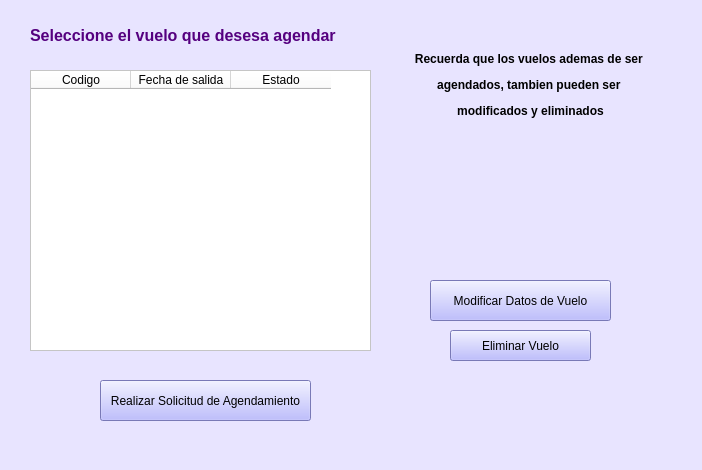
This is Interfaces Aeropuerto/agendamientoVuelos.ui in vanesagustin98/Aerocamp as Qt 5 draws it before an edit. The edited form follows.
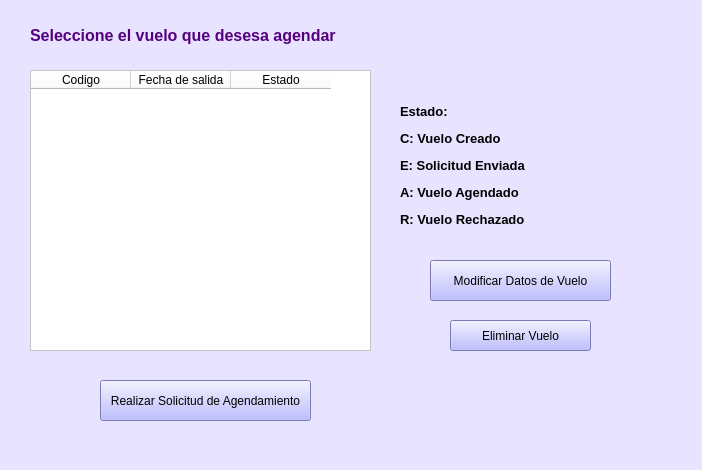
This is the edited form. Icons and pictures are not drawn.

```diff
--- a/Interfaces Aeropuerto/agendamientoVuelos.ui
+++ b/Interfaces Aeropuerto/agendamientoVuelos.ui
@@ -463,7 +463,7 @@
    <property name="geometry">
     <rect>
      <x>430</x>
-     <y>280</y>
+     <y>260</y>
      <width>181</width>
      <height>41</height>
     </rect>
@@ -482,7 +482,7 @@
    <property name="geometry">
     <rect>
      <x>450</x>
-     <y>330</y>
+     <y>320</y>
      <width>141</width>
      <height>31</height>
     </rect>
@@ -520,10 +520,10 @@
   <widget class="QLabel" name="label_2">
    <property name="geometry">
     <rect>
-     <x>460</x>
-     <y>130</y>
+     <x>560</x>
+     <y>100</y>
      <width>121</width>
-     <height>141</height>
+     <height>121</height>
     </rect>
    </property>
    <property name="text">
@@ -537,13 +537,13 @@
    <property name="geometry">
     <rect>
      <x>400</x>
-     <y>50</y>
-     <width>261</width>
-     <height>71</height>
+     <y>100</y>
+     <width>151</width>
+     <height>131</height>
     </rect>
    </property>
    <property name="text">
-    <string>&lt;html&gt;&lt;head/&gt;&lt;body&gt;&lt;p align=&quot;center&quot;&gt;&lt;span style=&quot; font-size:9pt; font-weight:600;&quot;&gt;Recuerda que los vuelos ademas de ser &lt;/span&gt;&lt;/p&gt;&lt;p align=&quot;center&quot;&gt;&lt;span style=&quot; font-size:9pt; font-weight:600;&quot;&gt;agendados, tambien pueden ser &lt;/span&gt;&lt;/p&gt;&lt;p align=&quot;center&quot;&gt;&lt;span style=&quot; font-size:9pt; font-weight:600;&quot;&gt;modificados y eliminados&lt;/span&gt;&lt;/p&gt;&lt;/body&gt;&lt;/html&gt;</string>
+    <string>&lt;html&gt;&lt;head/&gt;&lt;body&gt;&lt;p&gt;&lt;span style=&quot; font-size:10pt; font-weight:600;&quot;&gt;      Estado:&lt;/span&gt;&lt;/p&gt;&lt;p align=&quot;justify&quot;&gt;&lt;span style=&quot; font-size:10pt; font-weight:600;&quot;&gt;C: Vuelo Creado&lt;/span&gt;&lt;/p&gt;&lt;p align=&quot;justify&quot;&gt;&lt;span style=&quot; font-size:10pt; font-weight:600;&quot;&gt;E: Solicitud Enviada&lt;/span&gt;&lt;/p&gt;&lt;p align=&quot;justify&quot;&gt;&lt;span style=&quot; font-size:10pt; font-weight:600;&quot;&gt;A: Vuelo Agendado&lt;/span&gt;&lt;/p&gt;&lt;p align=&quot;justify&quot;&gt;&lt;span style=&quot; font-size:10pt; font-weight:600;&quot;&gt;R: Vuelo Rechazado&lt;/span&gt;&lt;/p&gt;&lt;/body&gt;&lt;/html&gt;</string>
    </property>
   </widget>
   <widget class="QTableWidget" name="ls_vuelos">
```
